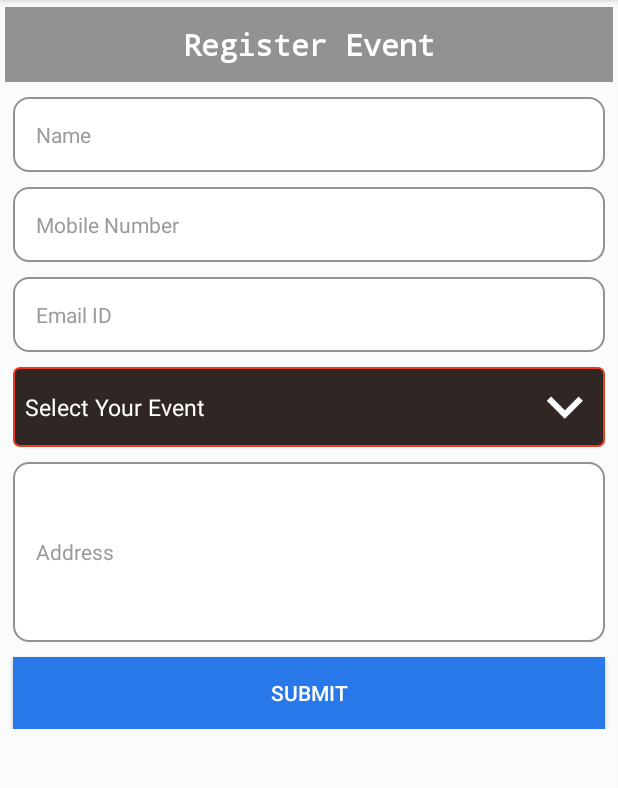
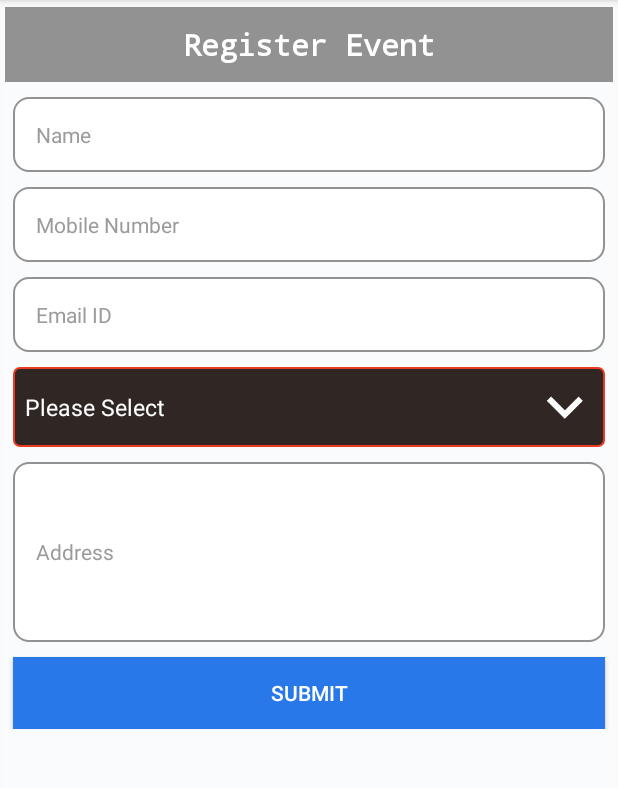
Before and after one commit to nandha-conzat/CovaiTV, an Android app: the screen it shows after launch (MainActivity), on a phone screen of 412 x 824 dp, the part 84-872 px from its top. Run offline under Robolectric (Android 15) with nearby library versions, the phone set to English and light mode, and no system bars; our stand-ins replace Volley; libraries missing offline, so code that uses them is left out: com.facebook; 3 statements that could not run were skipped.

```diff
--- a/app/build.gradle
+++ b/app/build.gradle
@@ -18,8 +18,8 @@ android {
         multiDexEnabled true
         minSdkVersion 15
         targetSdkVersion 23
-        versionCode 1
-        versionName "1.0"
+        versionCode 2
+        versionName "1.1"
         testInstrumentationRunner "android.support.test.runner.AndroidJUnitRunner"
     }
     dexOptions {
--- a/app/src/main/java/com/rukina/serviceshelper/EventServiceHelper.java
+++ b/app/src/main/java/com/rukina/serviceshelper/EventServiceHelper.java
@@ -45,6 +45,7 @@ public class EventServiceHelper {
 
     public void makeGetEventServiceCall(String URL) {
         Log.d(TAG, "Events URL" + URL);
+        URL = URL.replaceAll(" ","%20");
         final JsonObjectRequest jsonObjectRequest = new JsonObjectRequest(Request.Method.GET,
                 URL, (String) null,
                 new com.android.volley.Response.Listener<JSONObject>() {
--- a/app/src/main/res/values/strings.xml
+++ b/app/src/main/res/values/strings.xml
@@ -16,8 +16,15 @@
     <string name="no_connectivity">Please check your internet connectivity and try again.</string>
 
     <string-array name="events_type">
-        <item>Select Your Event</item>
+        <item>Please Select</item>
         <item>Little Super Star</item>
         <item>Tamil Pechu</item>
     </string-array>
+
+    <string name="enter_name">Name cannot be empty</string>
+    <string name="email_empty_str">Email Id cannot be empty</string>
+    <string name="enter_valid_email">Please enter a valid email address</string>
+    <string name="enter_mobile">Mobile number cannot be empty</string>
+    <string name="enter_address">Address cannot be empty</string>
+    <string name="select_event">Select your event</string>
 </resources>
```
Also changed, not shown: app/src/main/java/com/rukina/fragment/RegisterEventFragment.java (+34 -1 lines), app/src/main/java/com/rukina/utils/CovaiTVValidator.java (added, +30 -0 lines).
